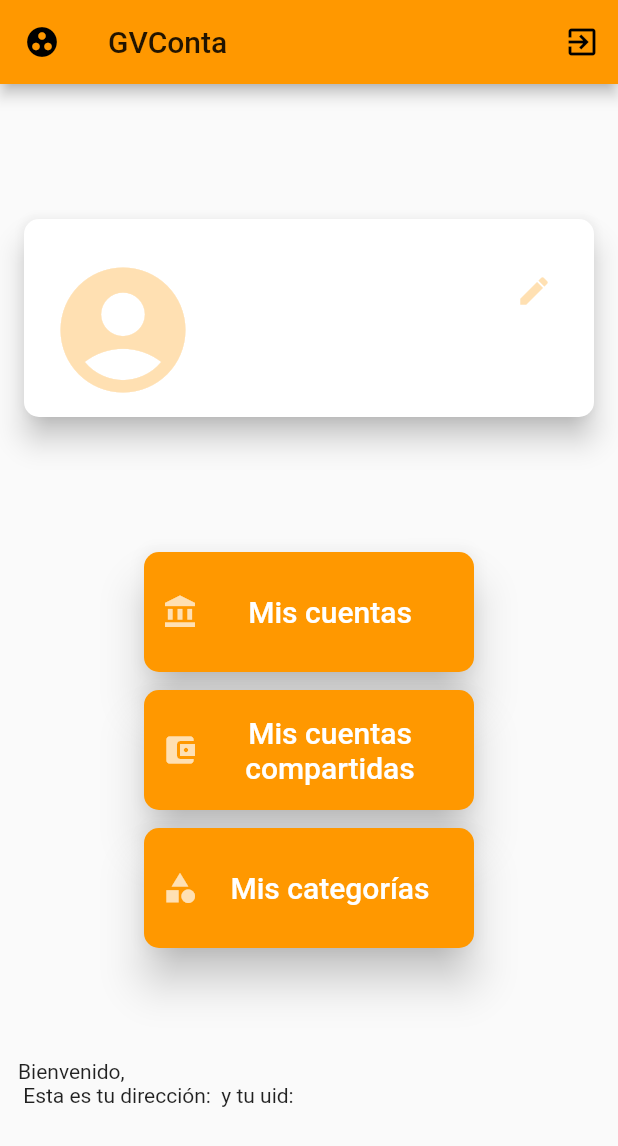
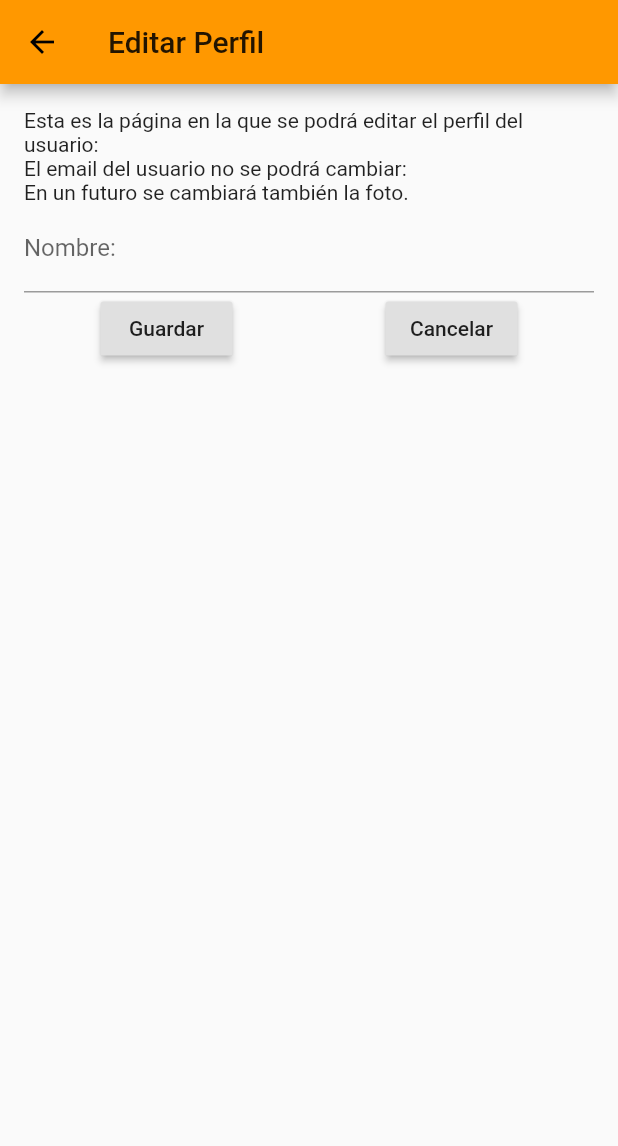
Before and after one commit to greenvan/gv_conta, a Flutter app: the screen it shows once a user with an empty profile is signed in, after a tap on the "edit" icon, on a phone screen of 412 x 824 dp. Shown: the top 1146 px of the screen. Run offline on Flutter 3.47's test engine with Material 2 defaults, Android fonts, the phone set to English and light mode, and no system bars; our stand-ins replace cloud_firestore, firebase_auth; accounts and stored records are empty.

```diff
--- a/lib/main.dart
+++ b/lib/main.dart
@@ -1,6 +1,8 @@
 import 'package:flutter/material.dart';
 import 'package:gvconta/pages/account_list_page.dart';
 import 'package:gvconta/pages/account_page.dart';
+import 'package:gvconta/pages/edit_account_page.dart';
+import 'package:gvconta/pages/edit_profile_page.dart';
 import 'package:gvconta/pages/root_page.dart';
 import 'package:gvconta/system/auth.dart';
 import 'package:gvconta/system/auth_provider.dart';
@@ -23,6 +25,8 @@ class GVContaApp extends StatelessWidget {
           '/': (_) => RootPage(),
           '/account_list': (_) => AccountListPage(),
           '/account': (_) => AccountPage(),
+          '/edit_account': (_) => EditAccountPage(),
+          '/edit_profile': (_) => EditProfilePage(),
         },
       ),
     );
--- a/lib/pages/account_page.dart
+++ b/lib/pages/account_page.dart
@@ -1,10 +1,12 @@
 import 'package:flutter/material.dart';
 import 'package:gvconta/model/account.dart';
+import 'package:gvconta/widgets/navigation_arguments.dart';
 
 class AccountPage extends StatelessWidget {
   @override
   Widget build(BuildContext context) {
-    final Account account = ModalRoute.of(context).settings.arguments;
+    NavigationArguments args = ModalRoute.of(context).settings.arguments;
+    final Account account = args.account;
     return Scaffold(
         appBar: AppBar(
           leading: IconButton(
--- /dev/null
+++ b/lib/pages/edit_profile_page.dart
@@ -0,0 +1,66 @@
+import 'package:flutter/material.dart';
+import 'package:gvconta/model/user.dart';
+import 'package:gvconta/system/db.dart' as db;
+
+class EditProfilePage extends StatelessWidget {
+  @override
+  Widget build(BuildContext context) {
+    final User user = ModalRoute.of(context).settings.arguments;
+    TextEditingController _controller = TextEditingController(text: user.name);
+    return Scaffold(
+      appBar: AppBar(
+        leading: IconButton(
+          icon: Icon(Icons.arrow_back),
+          onPressed: () {
+            Navigator.of(context).pop();
+          },
+        ),
+        title: Text(
+          'Editar Perfil',
+        ),
+      ),
+      body: Padding(
+        padding: const EdgeInsets.all(16.0),
+        child: Center(
+          child: Column(
+            children: <Widget>[
+              Text(
+                  'Esta es la página en la que se podrá editar el perfil del usuario: ' +
+                      user.name +
+                      '\nEl email del usuario no se podrá cambiar: ' +
+                      user.email +
+                      '\nEn un futuro se cambiará también la foto.'),
+              TextField(
+                decoration: InputDecoration(labelText: 'Nombre:'),
+                controller: _controller,
+              ),
+              Row(
+                mainAxisAlignment: MainAxisAlignment.spaceAround,
+                children: <Widget>[
+                  RaisedButton(
+                    child: Text('Guardar'),
+                    onPressed: () {
+                      //TODO: Pedir confirmación
+                      print('Nombre puesto:' + _controller.text);
+                      //TODO: Comprobar que el texto es correcto (no vacío)??
+                      user.name = _controller.text;
+                      //TODO: guardar en la base de datos
+
+                      Navigator.of(context).pop();
+                    },
+                  ),
+                  RaisedButton(
+                    child: Text('Cancelar'),
+                    onPressed: () {
+                      Navigator.of(context).pop();
+                    },
+                  ),
+                ],
+              )
+            ],
+          ),
+        ),
+      ),
+    );
+  }
+}
--- a/lib/system/db.dart
+++ b/lib/system/db.dart
@@ -40,6 +40,12 @@ Stream<List<Account>> getAccountList(String uid) {
       .map(toAccountList);
 }
 
+Future<void> updateUser(User user) async {
+  /* await Firestore.instance
+      .document('users/${user.uid}/')
+      .updateData();*/
+}
+
 /*
 import 'model/group.dart';
 import 'model/message.dart';
--- a/lib/widgets/home_button.dart
+++ b/lib/widgets/home_button.dart
@@ -38,7 +38,6 @@ class HomeButton extends StatelessWidget {
           textColor: Colors.white70,
           elevation: 12,
           onPressed: () {
-            print('Raised button pressed by uid');
             Navigator.of(context).pushNamed(route, arguments: arguments);
           },
         ),
--- a/lib/widgets/user_card.dart
+++ b/lib/widgets/user_card.dart
@@ -46,8 +46,8 @@ class UserCard extends StatelessWidget {
                 icon: Icon(Icons.edit,
                     color: Theme.of(context).primaryColorLight),
                 onPressed: () {
-                  print(
-                      'button pressed'); //TODO : añadir la lógica para editar el perfil
+                  Navigator.of(context)
+                      .pushNamed('/edit_profile', arguments: user);
                 }),
             isThreeLine: true,
           ),
```
Also changed, not shown: lib/pages/account_list_page.dart (+9 -0 lines), lib/pages/edit_account_page.dart (added, +32 -0 lines), lib/widgets/account_tile.dart (+38 -2 lines), lib/widgets/navigation_arguments.dart (added, +9 -0 lines), pubspec.yaml (+7 -1 lines), icons/icon.png (added), icons/icon.svg (added), images/gv-logo.png (renamed from images/logo.png), pubspec.lock, 27 other files.
